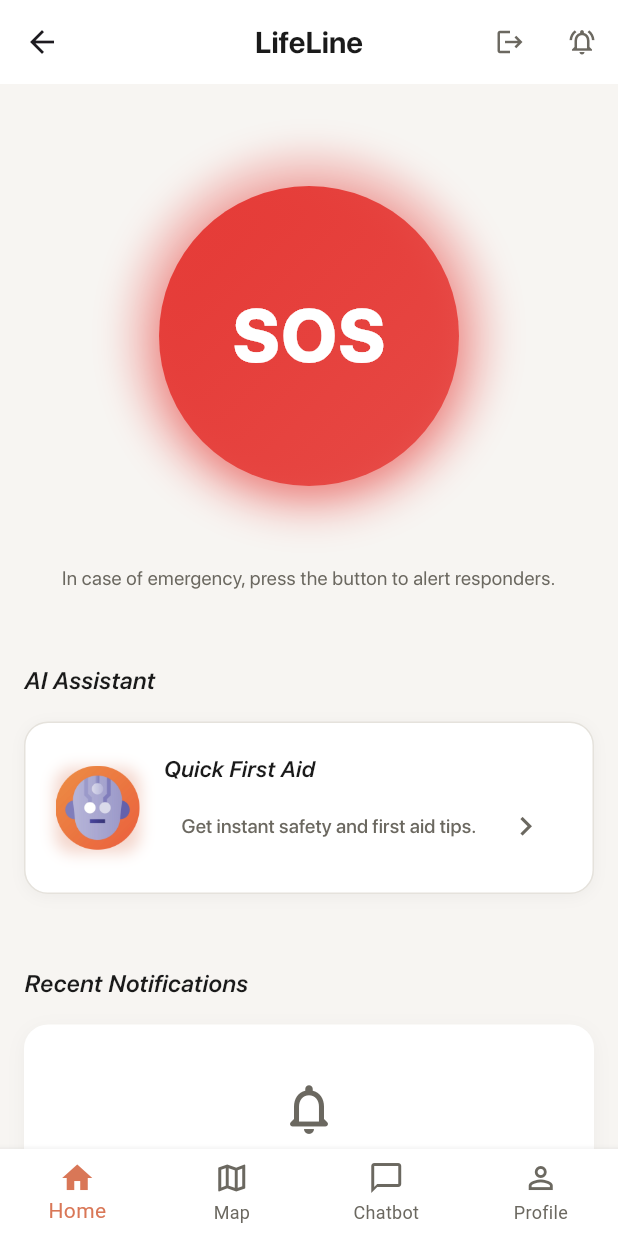
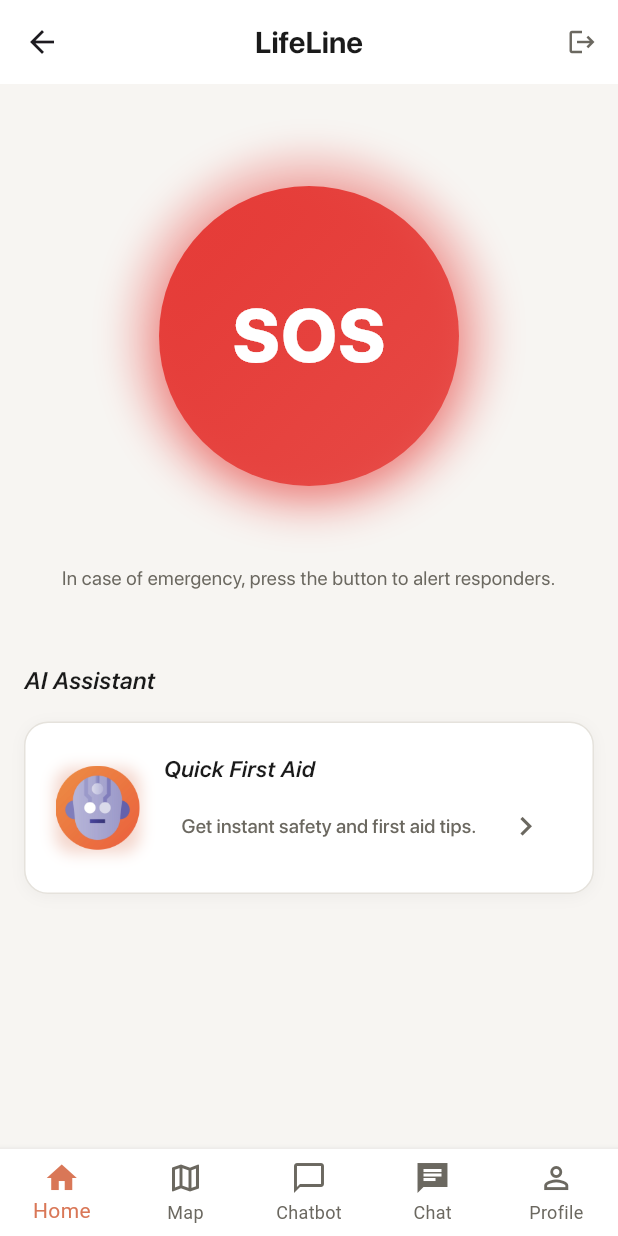
Before and after one commit to StorageArea483/LifeLine_Victim, a Flutter app: the LandingPage screen opened directly, on a phone screen of 412 x 824 dp. Run offline on Flutter 3.47's test engine with Material 3 defaults, Android fonts, the phone set to English and light mode, and no system bars; our stand-ins replace cloud_firestore, connectivity_plus, firebase_auth, firebase_core, flutter_map, flutter_riverpod and 4 more; missing offline and left inert: direct_dialer, flutter_map_location_marker; accounts and stored records are empty.

```diff
--- a/lib/pages/landing_page.dart
+++ b/lib/pages/landing_page.dart
@@ -68,14 +68,6 @@ class _LandingPageState extends ConsumerState<LandingPage>
           IconButton(
             icon: Icon(
               Icons.logout,
-              color: AppColors.textSecondary,
-              size: ResponsiveHelper.iconSize(context),
-            ),
-            onPressed: () => GoogleSignInService.signOut(context),
-          ),
-          IconButton(
-            icon: Icon(
-              Icons.notifications_active_outlined,
               color: AppColors.textSecondary,
               size: ResponsiveHelper.iconSize(context),
             ),
@@ -462,74 +454,6 @@ class _LandingPageState extends ConsumerState<LandingPage>
                           ),
                         ],
                       ),
-                    ),
-
-                    SizedBox(
-                      height: ResponsiveHelper.isTablet(context) ? 64 : 48,
-                    ),
-
-                    // Recent Notifications Section
-                    Text(
-                      'Recent Notifications',
-                      style: AppText.fieldLabel.copyWith(
-                        fontSize: ResponsiveHelper.isTablet(context) ? 22 : 16,
-                      ),
-                    ),
-                    SizedBox(
-                      height: ResponsiveHelper.isTablet(context) ? 24 : 16,
-                    ),
-
-                    // Empty State
-                    Container(
-                      width: double.infinity,
-                      padding: EdgeInsets.symmetric(
-                        vertical: ResponsiveHelper.isTablet(context) ? 48 : 36,
-                        horizontal:
-                            ResponsiveHelper.isTablet(context) ? 32 : 24,
-                      ),
-                      decoration: BoxDecoration(
-                        color: AppColors.surfaceLight,
-                        borderRadius: BorderRadius.circular(16),
-                        boxShadow: const [
-                          BoxShadow(
-                            color: AppColors.shadowLight,
-                            blurRadius: 10,
-                            offset: Offset(0, 3),
-                          ),
-                        ],
-                      ),
-                      child: Column(
-                        children: [
-                          Icon(
-                            Icons.notifications_none_rounded,
-                            size: ResponsiveHelper.isTablet(context) ? 56 : 40,
-                            color: AppColors.textLight,
-                          ),
-                          SizedBox(
-                            height:
-                                ResponsiveHelper.isTablet(context) ? 16 : 12,
-                          ),
-                          Text(
-                            "You're all caught up!",
-                            style: AppText.fieldLabel.copyWith(
-                              fontSize:
-                                  ResponsiveHelper.isTablet(context) ? 18 : 15,
-                            ),
-                          ),
-                          const SizedBox(height: 4),
-                          Text(
-                            'No new notifications at the moment.',
-                            style: AppText.small.copyWith(
-                              color: AppColors.textSecondary,
-                              fontSize: ResponsiveHelper.bodyFont(context),
-                            ),
-                            textAlign: TextAlign.center,
-                          ),
-                        ],
-                      ),
-                    ),
-                    SizedBox(
-                      height: ResponsiveHelper.isTablet(context) ? 48 : 32,
                     ),
                   ],
                 ),
--- a/lib/widgets/global/bottom_navbar.dart
+++ b/lib/widgets/global/bottom_navbar.dart
@@ -47,6 +47,11 @@ class BottomNavbar extends StatelessWidget {
           label: 'Chatbot',
         ),
         BottomNavigationBarItem(
+          icon: Icon(Icons.chat_sharp),
+          activeIcon: Icon(Icons.chat_bubble),
+          label: 'Chat',
+        ),
+        BottomNavigationBarItem(
           icon: Icon(Icons.person_outline),
           activeIcon: Icon(Icons.person),
           label: 'Profile',
```
Also changed, not shown: lib/pages/victim_contact_page.dart (added, +77 -0 lines), lib/widgets/global/check_connection.dart (+1 -6 lines), 1 other file.
